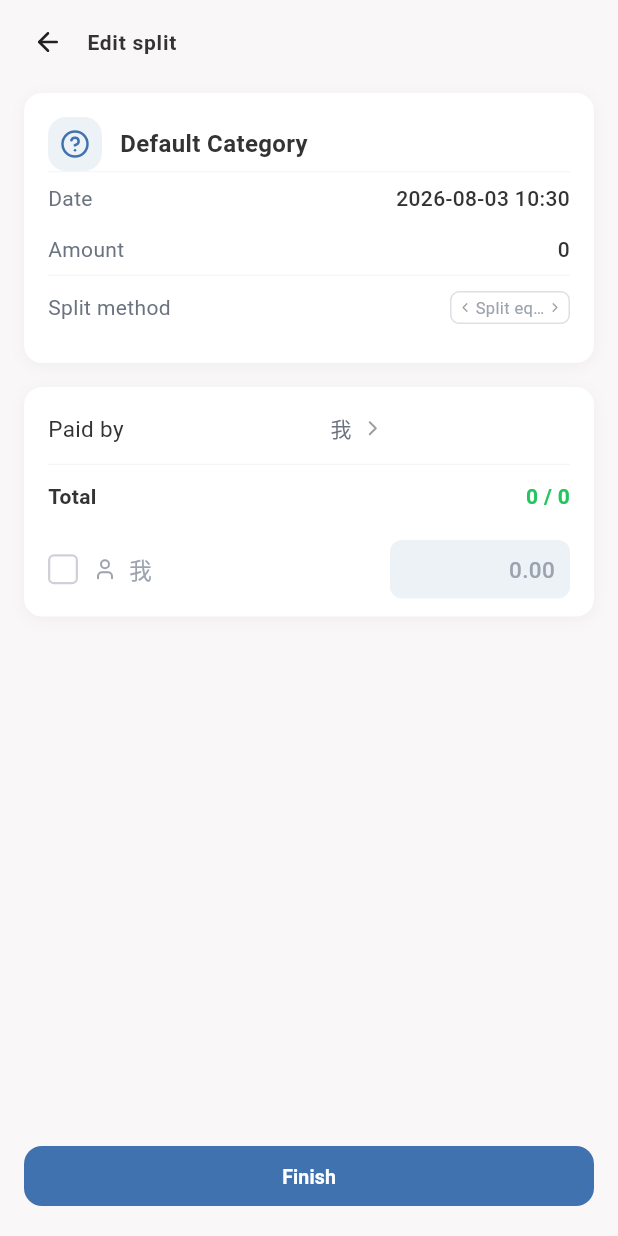
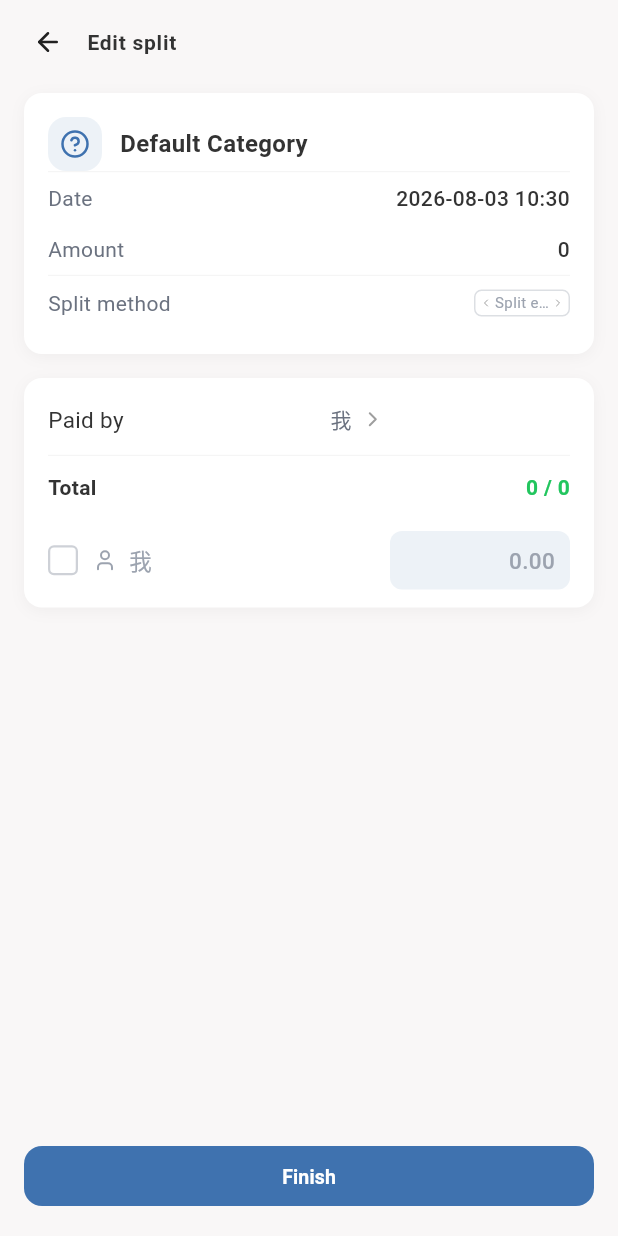
Before and after one commit to weilixiaozhi/Spitout, a Flutter app: the AaEditPage screen opened directly with empty values, on a phone screen of 412 x 824 dp. Run offline on Flutter 3.47's test engine with Material 3 defaults, Android fonts, the phone set to English and light mode, and no system bars; our stand-ins replace connectivity_plus, csv, decimal, device_info_plus, drift, file_picker and 17 more; missing offline and left inert: excel, flutter_list_view, gbk_codec, sqlite3, webdav_client; accounts and stored records are empty; generated files the repository leaves out were written again; statements that could not run were skipped.

```diff
--- a/lib/pages/settlement/aa_edit_page.dart
+++ b/lib/pages/settlement/aa_edit_page.dart
@@ -378,8 +378,9 @@ class _AaEditPageState extends ConsumerState<AaEditPage> {
             _infoRow(context, l10n.homeDetailCurrency, widget.args.currencyCode!),
           _cardDivider(context),
           // 分摊方式:标题 + 三态切换 toggle(可点击)
-          Padding(
-            padding: const EdgeInsets.symmetric(vertical: 10),
+          // 固定行高避免切换 toggle 文本宽度变化时主体卡高度自适应跳动。
+          SizedBox(
+            height: 36,
             child: Row(
               children: [
                 Text(
@@ -416,18 +417,18 @@ class _AaEditPageState extends ConsumerState<AaEditPage> {
       color: Colors.transparent,
       child: InkWell(
         onTap: _cycleAaMode,
-        borderRadius: BorderRadius.circular(6),
+        borderRadius: BorderRadius.circular(5),
         child: Container(
-          width: 80,
-          height: 22,
-          padding: const EdgeInsets.symmetric(horizontal: 4),
+          width: 64,
+          height: 18,
+          padding: const EdgeInsets.symmetric(horizontal: 3),
           decoration: BoxDecoration(
             border: Border.all(color: borderColor),
-            borderRadius: BorderRadius.circular(6),
+            borderRadius: BorderRadius.circular(5),
           ),
           child: Row(
             children: [
-              Icon(AppIcons.chevronLeft, size: 10, color: arrowColor),
+              Icon(AppIcons.chevronLeft, size: 8, color: arrowColor),
               Expanded(
                 child: Text(
                   modeText,
@@ -435,13 +436,13 @@ class _AaEditPageState extends ConsumerState<AaEditPage> {
                   maxLines: 1,
                   overflow: TextOverflow.ellipsis,
                   style: TextStyle(
-                    fontSize: 11,
+                    fontSize: 10,
                     fontWeight: FontWeight.w400,
                     color: SpitoutTokens.textTertiary(context),
                   ),
                 ),
               ),
-              Icon(AppIcons.chevronRight, size: 10, color: arrowColor),
+              Icon(AppIcons.chevronRight, size: 8, color: arrowColor),
             ],
           ),
         ),
--- a/lib/widgets/app_sheet.dart
+++ b/lib/widgets/app_sheet.dart
@@ -29,6 +29,9 @@ class AppSheet extends StatelessWidget {
   final Widget? trailing;
 
   /// 内容区内边距。标题区与底部按钮区有各自固定内边距,这里只控制 child。
+  ///
+  /// 注意:标题区在 [title]/[subtitle] 均为空时仍会渲染(仅放 trailing),
+  /// 以保证无标题弹层的右上角操作位(如删除 icon)不丢失。
   final EdgeInsets contentPadding;
 
   /// 是否显示顶部拖拽条。默认 true。
@@ -52,7 +55,7 @@ class AppSheet extends StatelessWidget {
 
   @override
   Widget build(BuildContext context) {
-    final header = (title != null || subtitle != null)
+    final header = (title != null || subtitle != null || trailing != null)
         ? Padding(
             // 顶部内边距 12(标题不贴边);底部 0:标题与首行内容间距收敛到 ~8px。
             // 删除图标按钮高度已收紧为 32px(见 cloud_service_page 的 IconButton
```
Also changed, not shown: lib/pages/transaction/category_detail_page.dart (+11 -1 lines), 1 other file.
